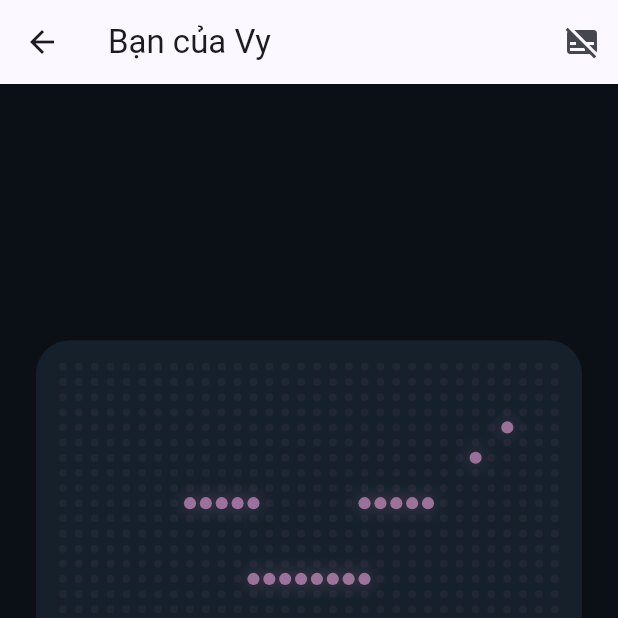
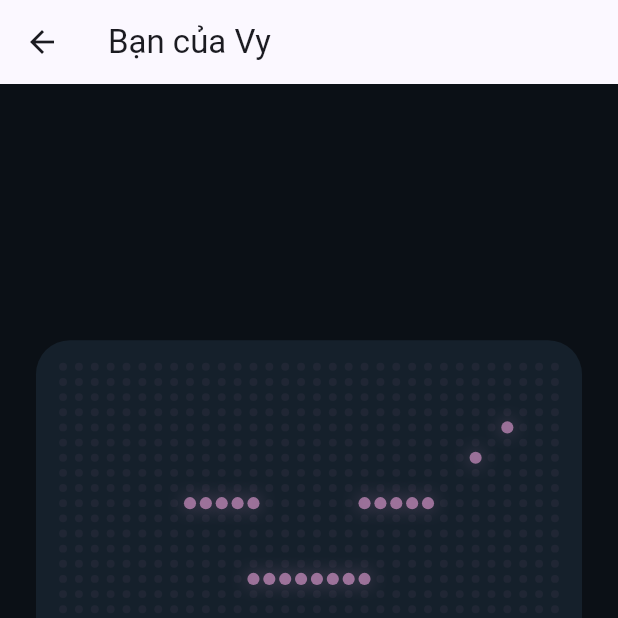
Before and after one commit to phuc-nt/monami, a Flutter app: the screen it shows after launch, after a tap on "Vy", on a phone screen of 412 x 824 dp, the top half of it. Run offline on Flutter 3.47's test engine with Material 3 defaults, Android fonts, the phone set to English and light mode, and no system bars; missing offline and left inert: flutter_pcm_sound, record; network calls fail.

Commit message:
feat(app): ios/ipad universal — platform, responsive layout, app icon + kid-ui polish

```diff
--- a/app/lib/main.dart
+++ b/app/lib/main.dart
@@ -6,6 +6,7 @@ import 'package:flutter/material.dart';
 
 import 'app_config.dart';
 import 'profile_picker.dart';
+import 'responsive.dart';
 import 'robot_face.dart';
 import 'voice_controller.dart';
 
@@ -114,30 +115,31 @@ class _VoiceHomeState extends State<VoiceHome> {
             icon: const Icon(Icons.arrow_back),
             onPressed: _leave,
           ),
-          title: Text('Bạn của ${widget.child.name}'),
-          actions: [
-            // Dev toggle: show/hide the transcript chat.
-            IconButton(
-              tooltip: 'Hiện/ẩn transcript (dev)',
-              icon: Icon(_showTranscript ? Icons.subtitles : Icons.subtitles_off),
-              onPressed: () => setState(() => _showTranscript = !_showTranscript),
+          // Long-press the title to toggle the dev transcript — hidden from a
+          // child (no visible button), reachable by the grown-up.
+          title: GestureDetector(
+            onLongPress: () =>
+                setState(() => _showTranscript = !_showTranscript),
+            child: Text('Bạn của ${widget.child.name}'),
           ),
-          ],
         ),
-        body: AnimatedBuilder(
+        body: SafeArea(
+          child: AnimatedBuilder(
             animation: _controller,
             builder: (context, _) {
+              final pad = context.isTablet ? 40.0 : 24.0;
               return Padding(
-              padding: const EdgeInsets.all(24),
+                padding: EdgeInsets.all(pad),
                 child: Column(
                   crossAxisAlignment: CrossAxisAlignment.stretch,
                   children: [
-                  // The robot face is the hero.
+                    // The robot face is the hero (bigger cap on a tablet).
                     Expanded(
                       flex: _showTranscript ? 3 : 5,
                       child: Center(
                         child: ConstrainedBox(
-                        constraints: const BoxConstraints(maxWidth: 560),
+                          constraints: BoxConstraints(
+                              maxWidth: context.isTablet ? 720 : 560),
                           child: RobotFace(
                             expression: _expressionFor(_controller),
                             litColor: widget.child.color,
@@ -164,6 +166,7 @@ class _VoiceHomeState extends State<VoiceHome> {
                 ),
               );
             },
+          ),
         ),
       ),
     );
@@ -305,7 +308,7 @@ class _TalkButton extends StatelessWidget {
     return GestureDetector(
       onTap: ready ? () => controller.toggleMic() : null,
       child: Container(
-        height: 96,
+        height: context.isTablet ? 120 : 96,
         decoration: BoxDecoration(
           color: ready ? color : Colors.grey,
           borderRadius: BorderRadius.circular(48),
--- a/app/lib/profile_picker.dart
+++ b/app/lib/profile_picker.dart
@@ -4,6 +4,7 @@
 
 import 'package:flutter/material.dart';
 
+import 'responsive.dart';
 import 'robot_face.dart';
 
 /// A selectable child. `id` must match the backend profile ids (vy, phong).
@@ -30,31 +31,68 @@ class ProfilePicker extends StatelessWidget {
     return Scaffold(
       backgroundColor: const Color(0xFF0B1016),
       body: SafeArea(
+        child: LayoutBuilder(
+            builder: (context, constraints) {
+              final isTablet = context.isTablet;
+              // Cards sit side-by-side on a wide screen (tablet/landscape), and
+              // stack vertically on a narrow phone. Width is derived from the
+              // available space so they never overflow.
+              final wide = constraints.maxWidth >= 560;
+              final cardW = wide
+                  ? (constraints.maxWidth - 72) / 2
+                  : constraints.maxWidth * 0.7;
+              final cards = [
+                for (final child in kChildren)
+                  _ChildCard(
+                    child: child,
+                    width: cardW.clamp(160.0, 320.0),
+                    onTap: () => onPick(child),
+                  ),
+              ];
+              return SingleChildScrollView(
+                child: ConstrainedBox(
+                  constraints: BoxConstraints(minHeight: constraints.maxHeight),
                   child: Column(
+                    mainAxisAlignment: MainAxisAlignment.center,
                     children: [
-            const SizedBox(height: 32),
-            const Text(
+                      SizedBox(height: isTablet ? 48 : 24),
+                      Text(
                         'Ai đang chơi nào?',
+                        textAlign: TextAlign.center,
                         style: TextStyle(
-                  color: Colors.white, fontSize: 28, fontWeight: FontWeight.bold),
+                            color: Colors.white,
+                            fontSize: isTablet ? 40 : 28,
+                            fontWeight: FontWeight.bold),
                       ),
                       const SizedBox(height: 8),
-            const Text('Chạm vào tên của con',
-                style: TextStyle(color: Colors.white70, fontSize: 16)),
-            Expanded(
-              child: Center(
-                child: Wrap(
+                      Text('Chạm vào tên của con',
+                          style: TextStyle(
+                              color: Colors.white70,
+                              fontSize: isTablet ? 22 : 16)),
+                      SizedBox(height: isTablet ? 48 : 32),
+                      if (wide)
+                        Wrap(
                           spacing: 24,
                           runSpacing: 24,
                           alignment: WrapAlignment.center,
+                          children: cards,
+                        )
+                      else
+                        Column(
                           children: [
-                    for (final child in kChildren)
-                      _ChildCard(child: child, onTap: () => onPick(child)),
+                            for (var i = 0; i < cards.length; i++) ...[
+                              cards[i],
+                              if (i < cards.length - 1)
+                                const SizedBox(height: 24),
+                            ],
+                          ],
+                        ),
+                      SizedBox(height: isTablet ? 48 : 24),
                     ],
                   ),
                 ),
-            ),
-          ],
+              );
+            },
         ),
       ),
     );
@@ -62,16 +100,19 @@ class ProfilePicker extends StatelessWidget {
 }
 
 class _ChildCard extends StatelessWidget {
-  const _ChildCard({required this.child, required this.onTap});
+  const _ChildCard({required this.child, required this.width, required this.onTap});
   final ChildOption child;
+  final double width;
   final VoidCallback onTap;
 
   @override
   Widget build(BuildContext context) {
+    // The robot face keeps its 32:20 ratio; size it to the card width.
+    final faceH = width * (20 / 32) * 0.85;
     return GestureDetector(
       onTap: onTap,
       child: Container(
-        width: 220,
+        width: width,
         padding: const EdgeInsets.all(16),
         decoration: BoxDecoration(
           color: child.color.withValues(alpha: 0.12),
@@ -83,7 +124,7 @@ class _ChildCard extends StatelessWidget {
           children: [
             // A happy tinted robot face as the avatar.
             SizedBox(
-              height: 130,
+              height: faceH,
               child: RobotFace(
                 expression: RobotExpression.happy,
                 litColor: child.color,
@@ -94,7 +135,7 @@ class _ChildCard extends StatelessWidget {
               child.name,
               style: TextStyle(
                   color: child.color,
-                  fontSize: 24,
+                  fontSize: context.isTablet ? 32 : 24,
                   fontWeight: FontWeight.bold),
             ),
           ],
```
Also changed, not shown: app/lib/responsive.dart (added, +9 -0 lines), app/lib/voice_controller.dart (+14 -0 lines), app/pubspec.yaml (+12 -0 lines), .mcp.json (added), app/assets/icon/app_icon.png (added), app/pubspec.lock, 63 other files. Lines whose indentation alone changed are shown as unchanged.
